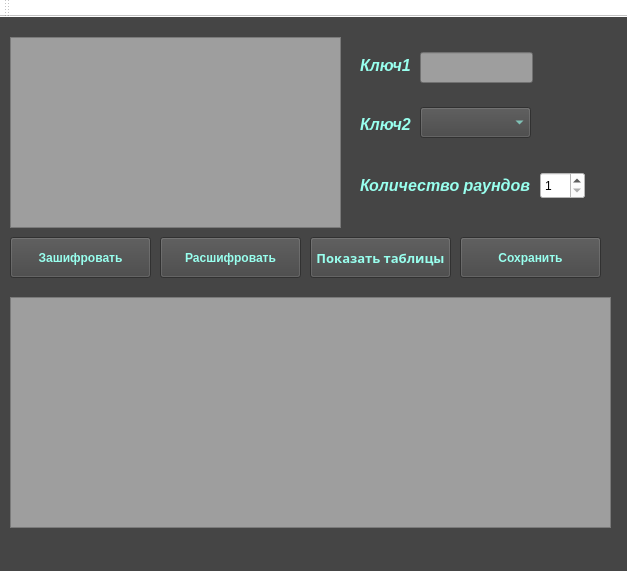
Old version of the form Feistel_cipher/mainwindow.ui in the repository Dimple250/feistel-cipher.
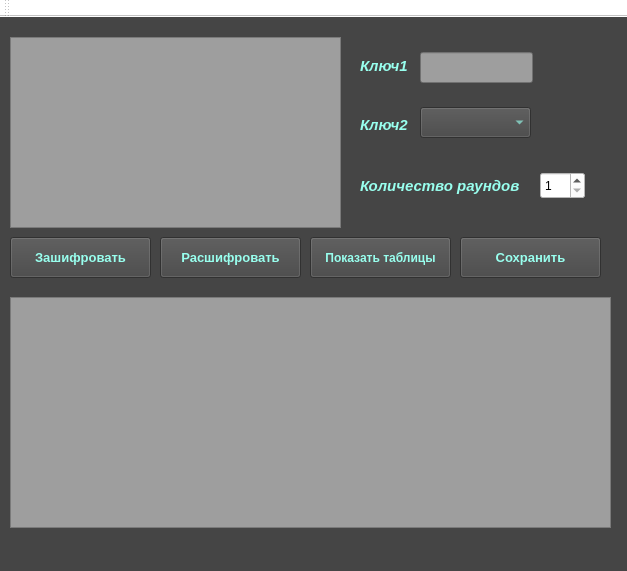
New version of the form.

The edit to the form file:
```diff
--- a/Feistel_cipher/mainwindow.ui
+++ b/Feistel_cipher/mainwindow.ui
@@ -68,7 +68,7 @@
     </property>
     <property name="font">
      <font>
-      <pointsize>12</pointsize>
+      <pointsize>11</pointsize>
       <weight>75</weight>
       <italic>true</italic>
       <bold>true</bold>
@@ -92,7 +92,7 @@
     </property>
     <property name="font">
      <font>
-      <pointsize>12</pointsize>
+      <pointsize>11</pointsize>
       <weight>75</weight>
       <italic>true</italic>
       <bold>true</bold>
@@ -155,6 +155,7 @@
     </property>
     <property name="font">
      <font>
+      <pointsize>10</pointsize>
       <weight>75</weight>
       <bold>true</bold>
      </font>
@@ -179,6 +180,7 @@
     </property>
     <property name="font">
      <font>
+      <pointsize>10</pointsize>
       <weight>75</weight>
       <bold>true</bold>
      </font>
@@ -202,10 +204,8 @@
     </property>
     <property name="font">
      <font>
-      <family>Noto Sans</family>
-      <pointsize>10</pointsize>
+      <pointsize>9</pointsize>
       <weight>75</weight>
-      <italic>false</italic>
       <bold>true</bold>
      </font>
     </property>
@@ -228,6 +228,7 @@
     </property>
     <property name="font">
      <font>
+      <pointsize>10</pointsize>
       <weight>75</weight>
       <bold>true</bold>
      </font>
@@ -250,7 +251,7 @@
     </property>
     <property name="font">
      <font>
-      <pointsize>12</pointsize>
+      <pointsize>11</pointsize>
       <weight>75</weight>
       <italic>true</italic>
       <bold>true</bold>
```
